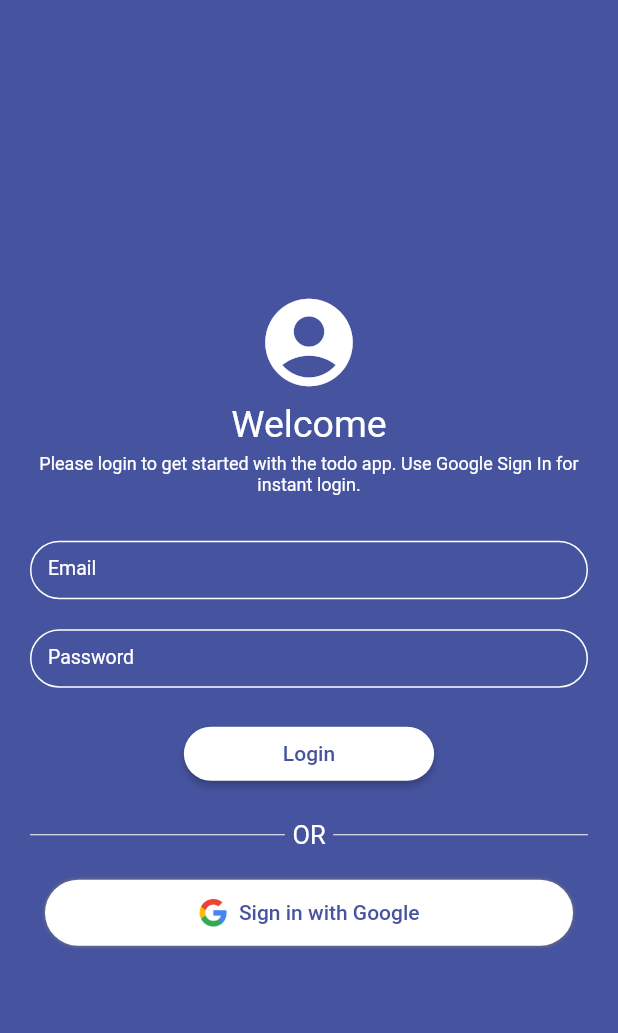
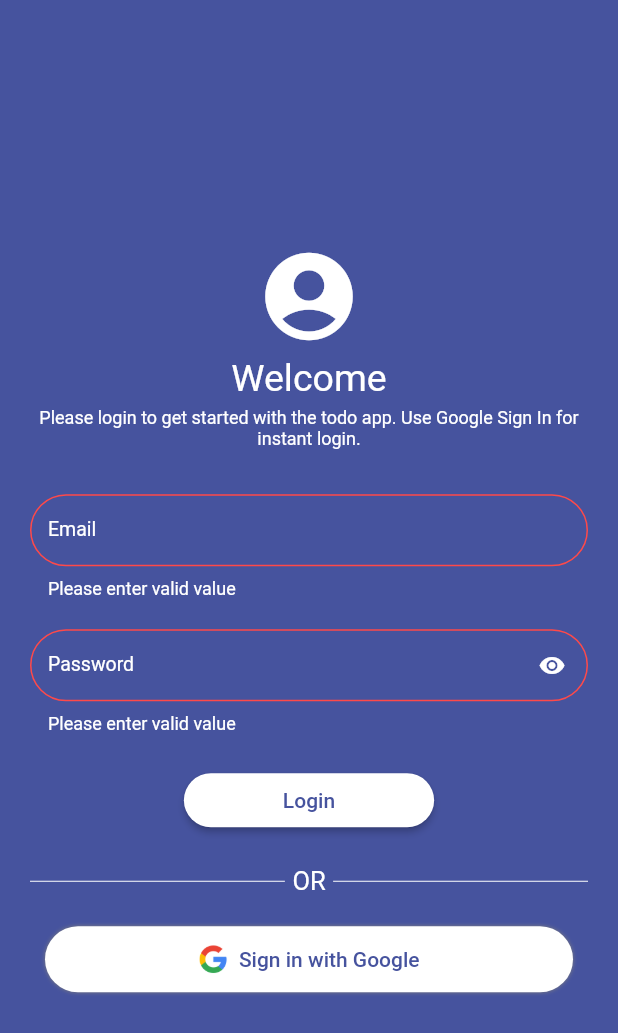
Before and after one commit to shubham53c/TodoAppAssignment, a Flutter app: the screen it shows after launch, after a tap on "Login", on a phone screen of 412 x 824 dp. Shown: the top 1033 px of the screen. Run offline on Flutter 3.47's test engine with Material 2 defaults, Android fonts, the phone set to English and light mode, and no system bars; our stand-ins replace cloud_firestore, email_validator, firebase_auth, firebase_core, google_sign_in, shared_preferences; accounts and stored records are empty.

Commit message:
Sign In UI and Functionality done

```diff
--- a/lib/core/app_colors.dart
+++ b/lib/core/app_colors.dart
@@ -3,6 +3,7 @@ import 'package:flutter/material.dart';
 class AppColors {
   static const primaryColor = Color(0xFF46539E);
   static const accentColor = Color(0xFFFFFFFF);
+  static const accentColor1 = Color(0xFFFFD700);
   static const errorColor = Color(0xFFFF4949);
   static const greyColor = Color(0xFF808080);
 }
--- a/lib/core/constants.dart
+++ b/lib/core/constants.dart
@@ -1,3 +1,4 @@
 class Constants {
   static const appName = "ToDo App";
+  static const googleSignInPrefsKey = "SIGNED_IN_WITH_GOOGLE";
 }
--- a/lib/localization/app_strings.dart
+++ b/lib/localization/app_strings.dart
@@ -7,4 +7,5 @@ class AppStrings {
   String get googleSignInButtonLabel => "";
   String get formValidationErrorMessage => "";
   String get orText => "";
+  String get genericErrorMessage => "";
 }
--- a/lib/localization/app_strings_en.dart
+++ b/lib/localization/app_strings_en.dart
@@ -18,4 +18,6 @@ class AppStringsEn extends AppStrings {
   String get formValidationErrorMessage => "Please enter valid value";
   @override
   String get orText => "Or";
+  @override
+  String get genericErrorMessage => "Something went wrong";
 }
--- a/lib/main.dart
+++ b/lib/main.dart
@@ -1,6 +1,7 @@
 import 'package:firebase_core/firebase_core.dart';
 import 'package:flutter/material.dart';
 import 'package:provider/provider.dart';
+import 'package:todoapp/screens/home_screen.dart';
 import 'package:todoapp/screens/sign_in_screen.dart';
 import './core/constants.dart';
 import './provider/data_provider.dart';
@@ -21,7 +22,7 @@ class MyApp extends StatelessWidget {
       value: DataProvider(),
       child: const MaterialApp(
         title: Constants.appName,
-        home: SignInScreen(),
+        home: HomeScreen(),
       ),
     );
   }
--- /dev/null
+++ b/lib/screens/home_screen.dart
@@ -0,0 +1,36 @@
+import 'package:firebase_auth/firebase_auth.dart';
+import 'package:flutter/material.dart';
+import './after_login_screen.dart';
+import './sign_in_screen.dart';
+import '../core/app_colors.dart';
+
+class HomeScreen extends StatelessWidget {
+  const HomeScreen({Key? key}) : super(key: key);
+
+  @override
+  Widget build(BuildContext context) {
+    return Scaffold(
+      backgroundColor: AppColors.primaryColor,
+      body: StreamBuilder(
+        stream: FirebaseAuth.instance.authStateChanges(),
+        builder: (context, snapshot) {
+          if (snapshot.connectionState == ConnectionState.waiting) {
+            return const Center(
+              child: CircularProgressIndicator(
+                color: AppColors.accentColor,
+              ),
+            );
+          } else if (snapshot.hasData) {
+            return AfterLogin(
+              ctxForProgressDialog: context,
+            );
+          } else {
+            return SignInScreen(
+              ctxForProgressDialog: context,
+            );
+          }
+        },
+      ),
+    );
+  }
+}
--- a/lib/screens/sign_in_screen.dart
+++ b/lib/screens/sign_in_screen.dart
@@ -1,12 +1,15 @@
 import 'package:email_validator/email_validator.dart';
 import 'package:flutter/material.dart';
 import 'package:provider/provider.dart';
+import 'package:todoapp/core/app_utils.dart';
 import '../core/app_colors.dart';
 import '../core/asset_strings.dart';
 import '../provider/data_provider.dart';
 
 class SignInScreen extends StatefulWidget {
-  const SignInScreen({Key? key}) : super(key: key);
+  final BuildContext ctxForProgressDialog;
+  const SignInScreen({Key? key, required this.ctxForProgressDialog})
+      : super(key: key);
 
   @override
   State<SignInScreen> createState() => _SignInScreenState();
@@ -17,6 +20,7 @@ class _SignInScreenState extends State<SignInScreen> {
   final _passwordFocusNode = FocusNode();
   var _email = "";
   var _password = "";
+  var _obscurePasswordText = true;
   DataProvider? _dataProvider;
 
   @override
@@ -64,6 +68,7 @@ class _SignInScreenState extends State<SignInScreen> {
     Function(String)? onFieldSubmitted,
     required String labelText,
     bool obscureText = false,
+    bool enableSuffixIcon = false,
   }) {
     const accentColor = AppColors.accentColor;
     const errorColor = AppColors.errorColor;
@@ -96,11 +101,23 @@ class _SignInScreenState extends State<SignInScreen> {
       validator: validator,
       decoration: InputDecoration(
         isDense: true,
-        contentPadding: const EdgeInsets.symmetric(
-          horizontal: 12,
-          vertical: 12,
+        label: Text(labelText),
+        suffixIcon: IconButton(
+          onPressed: enableSuffixIcon
+              ? () {
+                  _obscurePasswordText = !_obscurePasswordText;
+                  _updateUI();
+                }
+              : null,
+          icon: Icon(
+            Icons.remove_red_eye,
+            color: enableSuffixIcon
+                ? _obscurePasswordText
+                    ? AppColors.accentColor
+                    : AppColors.accentColor1
+                : Colors.transparent,
           ),
-        label: Text(labelText),
+        ),
         errorBorder: errorInputBorder,
         focusedErrorBorder: errorInputBorder,
         errorStyle: const TextStyle(
@@ -119,11 +136,31 @@ class _SignInScreenState extends State<SignInScreen> {
     );
   }
 
+  void _signInWithEmailAndPassword() {
+    if (_loginFormKey.currentState!.validate()) {
+      AppUtils.showProgressBar(widget.ctxForProgressDialog);
+      _dataProvider!
+          .loginWithEmailAndPassword(
+            context: context,
+            userEmail: _email,
+            userPassword: _password,
+          )
+          .then(
+            (_) => Navigator.of(widget.ctxForProgressDialog).pop(),
+          );
+    }
+  }
+
+  void _googleSignIn() {
+    AppUtils.showProgressBar(widget.ctxForProgressDialog);
+    _dataProvider!.googleLogin(context).then(
+          (_) => Navigator.of(widget.ctxForProgressDialog).pop(),
+        );
+  }
+
   @override
   Widget build(BuildContext context) {
-    return Scaffold(
-      backgroundColor: AppColors.primaryColor,
-      body: Padding(
+    return Padding(
       padding: const EdgeInsets.all(20),
       child: _dataProvider == null
           ? const SizedBox()
@@ -171,14 +208,16 @@ class _SignInScreenState extends State<SignInScreen> {
                       focusNode: _passwordFocusNode,
                       validator: _passwordValidator,
                       labelText: _dataProvider!.localization.passwordHintText,
-                        obscureText: true,
+                      onFieldSubmitted: (_) => _signInWithEmailAndPassword(),
+                      obscureText: _obscurePasswordText,
+                      enableSuffixIcon: true,
                     ),
                     const SizedBox(height: 20),
                     Row(
                       mainAxisAlignment: MainAxisAlignment.center,
                       children: [
                         ElevatedButton(
-                            onPressed: () {},
+                          onPressed: _signInWithEmailAndPassword,
                           style: ButtonStyle(
                             backgroundColor: MaterialStateProperty.all(
                               AppColors.accentColor,
@@ -229,7 +268,9 @@ class _SignInScreenState extends State<SignInScreen> {
                       ],
                     ),
                     const SizedBox(height: 20),
-                      Container(
+                    GestureDetector(
+                      onTap: _googleSignIn,
+                      child: Container(
                         margin: const EdgeInsets.symmetric(
                           horizontal: 10,
                         ),
@@ -268,8 +309,8 @@ class _SignInScreenState extends State<SignInScreen> {
                           ],
                         ),
                       ),
+                    ),
                   ],
-                  ),
                 ),
               ),
             ),
--- a/pubspec.yaml
+++ b/pubspec.yaml
@@ -35,6 +35,7 @@ dependencies:
   cloud_firestore: ^3.4.8
   provider: ^6.0.3
   email_validator: ^2.1.17
+  shared_preferences: ^2.0.15
 
 
   # The following adds the Cupertino Icons font to your application.
```
Also changed, not shown: lib/core/app_utils.dart (added, +38 -0 lines), lib/provider/data_provider.dart (+52 -11 lines), lib/screens/after_login_screen.dart (+12 -34 lines), lib/screens/login_screen.dart (+6 -8 lines), pubspec.lock, 2 other files. Lines whose indentation alone changed are shown as unchanged.
